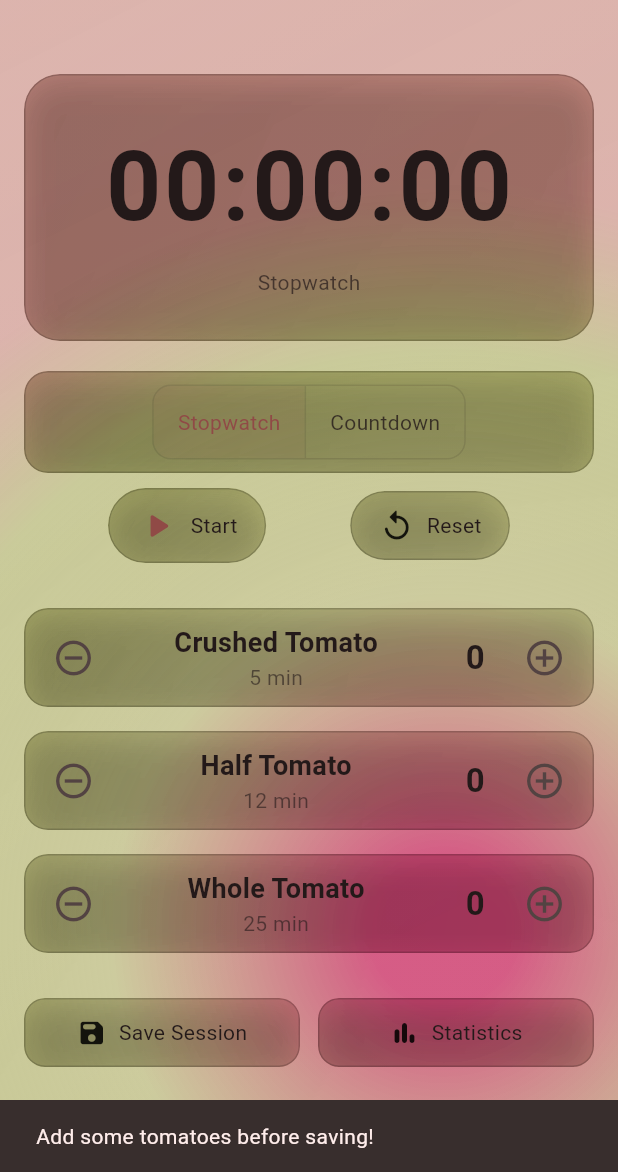
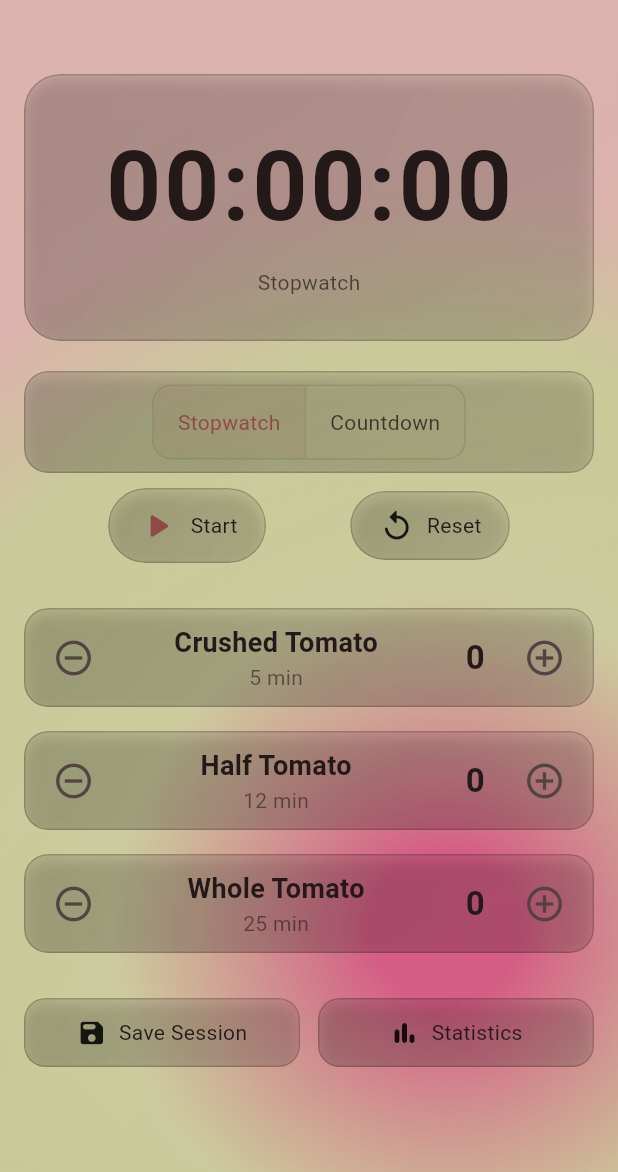
Before and after one commit to potaxo/pomodoro_app, a Flutter app: the screen it shows after launch, after a tap on "Save Session", on a phone screen of 412 x 824 dp, the part 64-1236 px from its top. Run offline on Flutter 3.47's test engine with Material 3 defaults, Android fonts, the phone set to English and light mode, and no system bars; our stand-ins replace fl_chart, hive, hive_flutter, shared_preferences; accounts and stored records are empty.

Commit message:
fix a lot of bugs

```diff
--- a/lib/screens/home_screen.dart
+++ b/lib/screens/home_screen.dart
@@ -63,7 +63,10 @@ class _HomeScreenState extends State<HomeScreen> {
     if (_crushedTomatoes == 0 && _halfTomatoes == 0 && _wholeTomatoes == 0) {
       if (!mounted) return;
       ScaffoldMessenger.of(context).showSnackBar(
-        const SnackBar(content: Text('Add some tomatoes before saving!')),
+        const SnackBar(
+          content: Text('Add some tomatoes before saving!'),
+          duration: Duration(milliseconds: 500),
+        ),
       );
       return;
     }
@@ -87,7 +90,10 @@ class _HomeScreenState extends State<HomeScreen> {
 
     if (!mounted) return;
     ScaffoldMessenger.of(context).showSnackBar(
-      const SnackBar(content: Text('Session saved to history!')),
+      const SnackBar(
+        content: Text('Session saved to history!'),
+        duration: Duration(milliseconds: 500),
+      ),
     );
   }
 
--- /dev/null
+++ b/lib/utils/perf.dart
@@ -0,0 +1,11 @@
+// lib/utils/perf.dart
+
+import 'package:flutter/foundation.dart';
+import 'package:flutter/widgets.dart';
+
+/// Heuristic to lighten visual effects on lower-powered devices (phones).
+/// Currently treats Android/iOS as low-perf relative to desktop defaults.
+bool isMobileLowPerf(BuildContext context) {
+  final platform = defaultTargetPlatform;
+  return platform == TargetPlatform.android || platform == TargetPlatform.iOS;
+}
--- a/lib/widgets/ambient_background.dart
+++ b/lib/widgets/ambient_background.dart
@@ -2,6 +2,7 @@
 
 import 'dart:math';
 import 'package:flutter/material.dart';
+import 'package:pomodoro_app/utils/perf.dart';
 
 /// Animated multi-stop gradient background with subtle movement.
 class AmbientBackground extends StatefulWidget {
@@ -30,7 +31,10 @@ class _AmbientBackgroundState extends State<AmbientBackground>
   @override
   void initState() {
     super.initState();
-    final clampedFps = widget.targetFps.clamp(1, 30); // avoid extreme values
+  // On mobile, lower the animation FPS a bit more to reduce background repaints
+  final defaultFps = widget.targetFps;
+  final mobile = isMobileLowPerf(context);
+  final clampedFps = (mobile ? (defaultFps * 0.75) : defaultFps).round().clamp(1, 30);
     _minFrameInterval = Duration(milliseconds: (1000 / clampedFps).round());
     _controller = AnimationController(
       vsync: this,
--- a/lib/widgets/glass_container.dart
+++ b/lib/widgets/glass_container.dart
@@ -2,6 +2,7 @@
 
 import 'dart:ui';
 import 'package:flutter/material.dart';
+import 'package:pomodoro_app/utils/perf.dart';
 
 /// A reusable frosted glass container with subtle gradient, border and blur.
 class GlassContainer extends StatelessWidget {
@@ -25,16 +26,9 @@ class GlassContainer extends StatelessWidget {
     final bg = Theme.of(context).brightness == Brightness.dark
         ? Colors.white
         : Colors.black;
+    final lowPerf = isMobileLowPerf(context);
 
-    final content = RepaintBoundary(
-      child: ClipRRect(
-        borderRadius: BorderRadius.circular(borderRadius),
-        child: BackdropFilter(
-          // Lower blur radii greatly reduce shader cost on low-end devices
-          filter: ImageFilter.blur(sigmaX: 10, sigmaY: 10),
-          child: Container(
-            padding: padding,
-            decoration: BoxDecoration(
+    final decoration = BoxDecoration(
       gradient: LinearGradient(
         begin: Alignment.topLeft,
         end: Alignment.bottomRight,
@@ -50,13 +44,29 @@ class GlassContainer extends StatelessWidget {
       ),
       boxShadow: [
         BoxShadow(
-                  color: Colors.black.withValues(alpha: 0.18),
-                  blurRadius: 18,
-                  spreadRadius: 1,
-                  offset: const Offset(0, 6),
+          color: Colors.black.withValues(alpha: 0.15),
+          blurRadius: lowPerf ? 8 : 16,
+          spreadRadius: 0.5,
+          offset: const Offset(0, 4),
         ),
       ],
-            ),
+    );
+
+    final content = RepaintBoundary(
+      child: ClipRRect(
+        borderRadius: BorderRadius.circular(borderRadius),
+        child: lowPerf
+            // Skip expensive blur on mobile; keep the frosted look with tint
+            ? Container(
+                padding: padding,
+                decoration: decoration,
+                child: child,
+              )
+            : BackdropFilter(
+                filter: ImageFilter.blur(sigmaX: 10, sigmaY: 10),
+                child: Container(
+                  padding: padding,
+                  decoration: decoration,
                   child: child,
                 ),
               ),
```
Also changed, not shown: lib/screens/stats_screen.dart (+62 -27 lines). Lines whose indentation alone changed are shown as unchanged.
